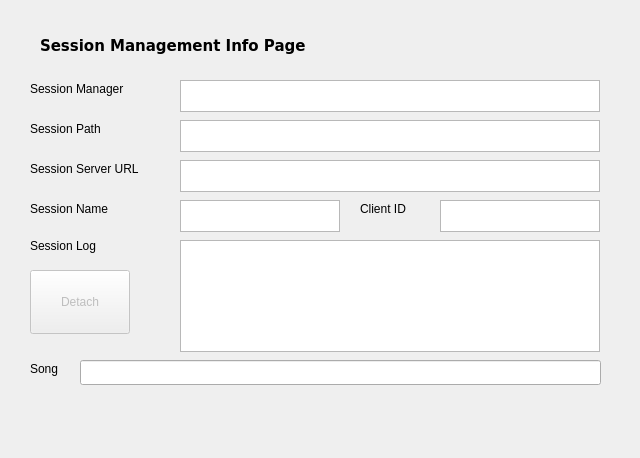
Qt form seq_qt5/forms/qsessionframe.ui (ahlstromcj/seq66) before a commit.
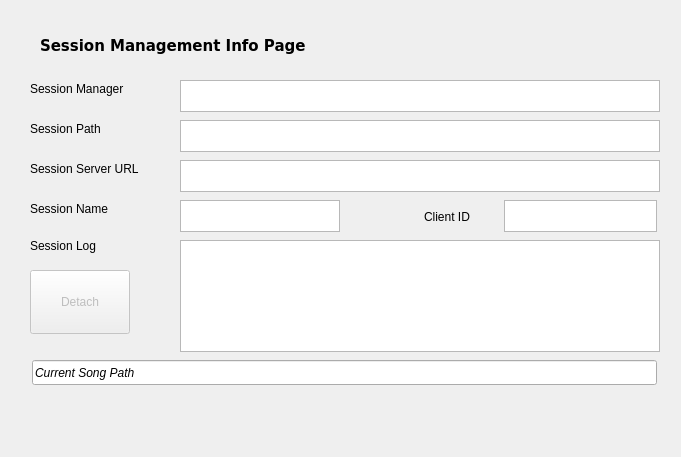
The same form after that commit.

Diff of the .ui file:
```diff
--- a/seq_qt5/forms/qsessionframe.ui
+++ b/seq_qt5/forms/qsessionframe.ui
@@ -6,8 +6,8 @@
    <rect>
     <x>0</x>
     <y>0</y>
-    <width>640</width>
-    <height>458</height>
+    <width>681</width>
+    <height>457</height>
    </rect>
   </property>
   <property name="windowTitle">
@@ -64,7 +64,7 @@
     <rect>
      <x>180</x>
      <y>120</y>
-     <width>420</width>
+     <width>480</width>
      <height>32</height>
     </rect>
    </property>
@@ -76,7 +76,7 @@
    </property>
    <property name="maximumSize">
     <size>
-     <width>420</width>
+     <width>480</width>
      <height>32</height>
     </size>
    </property>
@@ -111,7 +111,7 @@
     <rect>
      <x>180</x>
      <y>160</y>
-     <width>420</width>
+     <width>480</width>
      <height>32</height>
     </rect>
    </property>
@@ -123,7 +123,7 @@
    </property>
    <property name="maximumSize">
     <size>
-     <width>16777215</width>
+     <width>480</width>
      <height>32</height>
     </size>
    </property>
@@ -158,7 +158,7 @@
     <rect>
      <x>180</x>
      <y>240</y>
-     <width>420</width>
+     <width>480</width>
      <height>112</height>
     </rect>
    </property>
@@ -170,7 +170,7 @@
    </property>
    <property name="maximumSize">
     <size>
-     <width>420</width>
+     <width>480</width>
      <height>112</height>
     </size>
    </property>
@@ -208,7 +208,7 @@
     <rect>
      <x>180</x>
      <y>80</y>
-     <width>420</width>
+     <width>480</width>
      <height>32</height>
     </rect>
    </property>
@@ -220,7 +220,7 @@
    </property>
    <property name="maximumSize">
     <size>
-     <width>420</width>
+     <width>480</width>
      <height>32</height>
     </size>
    </property>
@@ -260,9 +260,9 @@
   <widget class="QLabel" name="clientIdLabel">
    <property name="geometry">
     <rect>
-     <x>360</x>
-     <y>200</y>
-     <width>100</width>
+     <x>424</x>
+     <y>208</y>
+     <width>73</width>
      <height>18</height>
     </rect>
    </property>
@@ -289,9 +289,9 @@
   <widget class="QTextEdit" name="clientIdText">
    <property name="geometry">
     <rect>
-     <x>440</x>
+     <x>504</x>
      <y>200</y>
-     <width>160</width>
+     <width>153</width>
      <height>32</height>
     </rect>
    </property>
@@ -305,29 +305,24 @@
   <widget class="QLineEdit" name="songPathText">
    <property name="geometry">
     <rect>
-     <x>80</x>
+     <x>32</x>
      <y>360</y>
-     <width>521</width>
+     <width>625</width>
      <height>25</height>
     </rect>
    </property>
+   <property name="font">
+    <font>
+     <italic>true</italic>
+    </font>
+   </property>
+   <property name="text">
+    <string>Current Song Path</string>
+   </property>
    <property name="readOnly">
     <bool>true</bool>
    </property>
   </widget>
-  <widget class="QLabel" name="songLabel">
-   <property name="geometry">
-    <rect>
-     <x>30</x>
-     <y>360</y>
-     <width>41</width>
-     <height>17</height>
-    </rect>
-   </property>
-   <property name="text">
-    <string>Song</string>
-   </property>
-  </widget>
  </widget>
  <resources/>
  <connections/>
```
